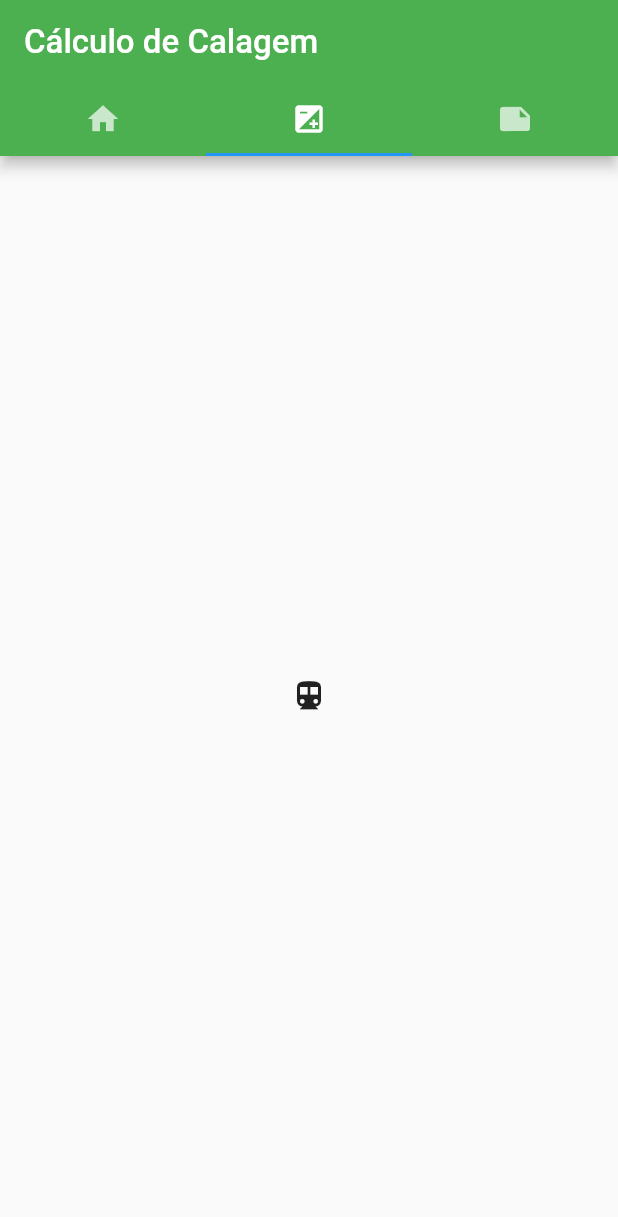
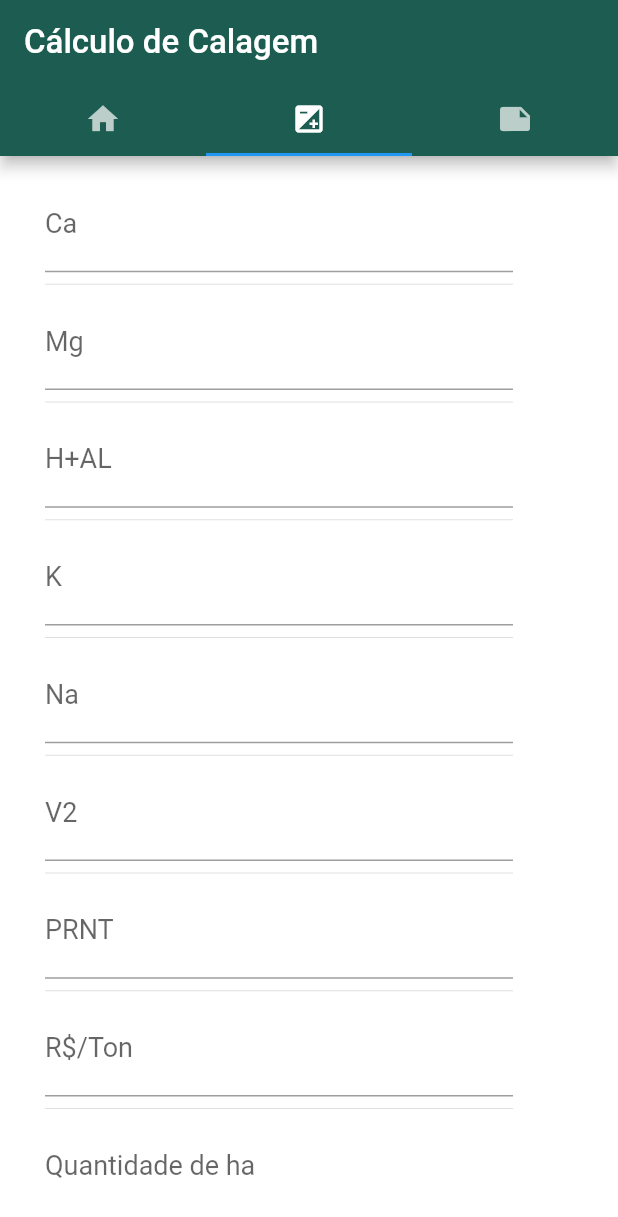
Before and after one commit to luisgs7/liming-calculation, a Flutter app: the screen it shows after launch, tab 2 chosen, on a phone screen of 412 x 824 dp. Shown: the top 1217 px of the screen. Run offline on Flutter 3.47's test engine with Material 2 defaults, Android fonts, the phone set to English and light mode, and no system bars; missing offline and left inert: dart:ffi.

Commit message:
calculation screen started

```diff
--- a/lib/main.dart
+++ b/lib/main.dart
@@ -7,7 +7,7 @@ class MyApp extends StatelessWidget {
   @override
   Widget build(BuildContext context) {
     return MaterialApp(
-      debugShowCheckedModeBanner: true,
+      debugShowCheckedModeBanner: false,
       title: 'Cálculo de Calagem',
       theme: ThemeData(),
       home: Home(),
--- a/lib/screens/home.widget.dart
+++ b/lib/screens/home.widget.dart
@@ -1,4 +1,5 @@
 import 'package:flutter/material.dart';
+import 'package:liming_calculation/tabs/calculate.tab.dart';
 import 'package:liming_calculation/tabs/home.tab.dart';
 
 class Home extends StatelessWidget {
@@ -9,7 +10,7 @@ class Home extends StatelessWidget {
         length: 3,
         child: Scaffold(
           appBar: AppBar(
-            backgroundColor: Colors.green,
+            backgroundColor: Color(0xFF1D5D51),
             bottom: TabBar(
               tabs: <Widget>[
                 Tab(
@@ -33,7 +34,7 @@ class Home extends StatelessWidget {
           body: TabBarView(
             children: <Widget>[
               HomeTab(),
-              Icon(Icons.directions_transit),
+              calculate(),
               Icon(Icons.directions_bike),
             ],
           ),
--- /dev/null
+++ b/lib/tabs/calculate.tab.dart
@@ -0,0 +1,79 @@
+import 'dart:ffi';
+
+import 'package:flutter/material.dart';
+
+class calculate extends StatelessWidget {
+  final caController = TextEditingController();
+  final mgController = TextEditingController();
+  final hAlController = TextEditingController();
+  final kController = TextEditingController();
+  final naController = TextEditingController();
+  final v2Controller = TextEditingController();
+  final prntController = TextEditingController();
+  final r$TonController = TextEditingController();
+  final qtdHaController = TextEditingController();
+
+  @override
+  Widget build(BuildContext context) {
+    return Scaffold(
+      backgroundColor: Colors.white,
+      body: Padding(
+        padding: EdgeInsets.fromLTRB(30, 15, 70, 20),
+        child: ListView(
+          children: <Widget>[
+            buildTextFormField("Ca", caController),
+            Divider(),
+            buildTextFormField("Mg", mgController),
+            Divider(),
+            buildTextFormField("H+AL", hAlController),
+            Divider(),
+            buildTextFormField("K", kController),
+            Divider(),
+            buildTextFormField("Na", naController),
+            Divider(),
+            buildTextFormField("V2", v2Controller),
+            Divider(),
+            buildTextFormField("PRNT", prntController),
+            Divider(),
+            buildTextFormField("R\$/Ton", r$TonController),
+            Divider(),
+            buildTextFormField("Quantidade de ha", qtdHaController),
+          ],
+        ),
+      ),
+    );
+  }
+}
+
+Widget buildTextFormField(String prefix, TextEditingController textEC) {
+  return TextFormField(
+    controller: textEC,
+    decoration: InputDecoration(labelText: prefix),
+    keyboardType: TextInputType.numberWithOptions(decimal: true),
+    style: TextStyle(fontSize: 18.0),
+  );
+}
+
+/*
+
+TextField(
+              controller: hAlController,
+              decoration: InputDecoration(
+                labelText: 'Ca',
+              ),
+              style: TextStyle(
+                color: Colors.black,
+                fontSize: 22.0,
+              ),
+            ),
+            TextField(
+              controller: hAlController,
+              decoration: InputDecoration(
+                labelText: 'Ca',
+              ),
+              style: TextStyle(
+                color: Colors.black,
+                fontSize: 22.0,
+              ),
+            ),
+*/
```
